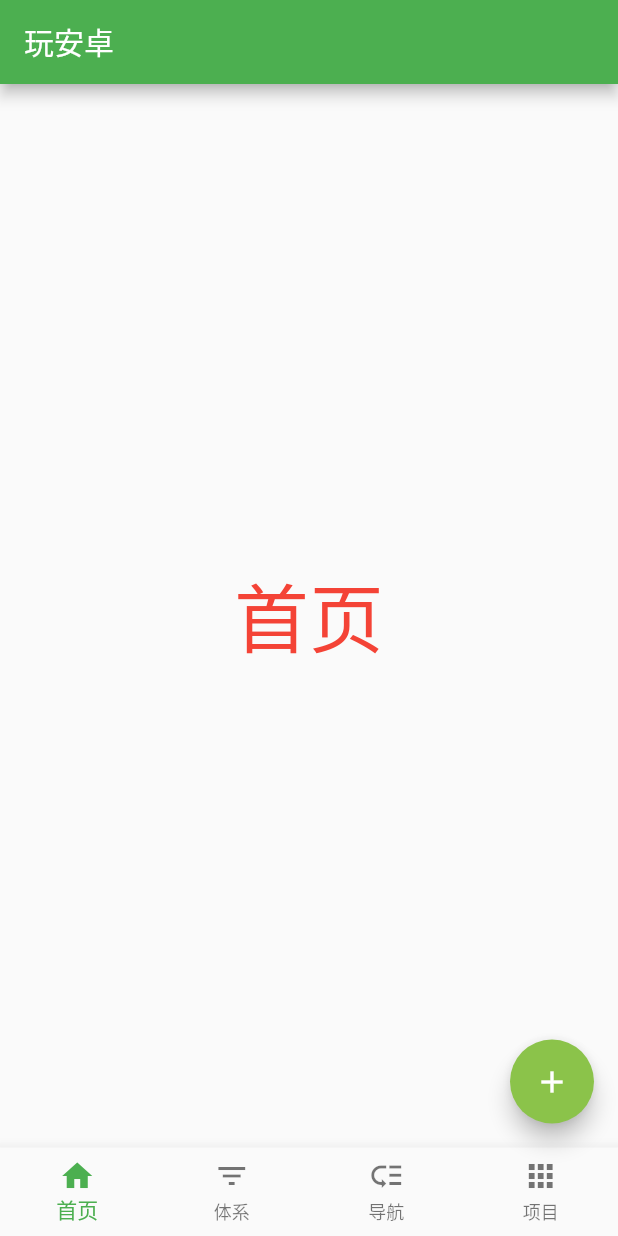
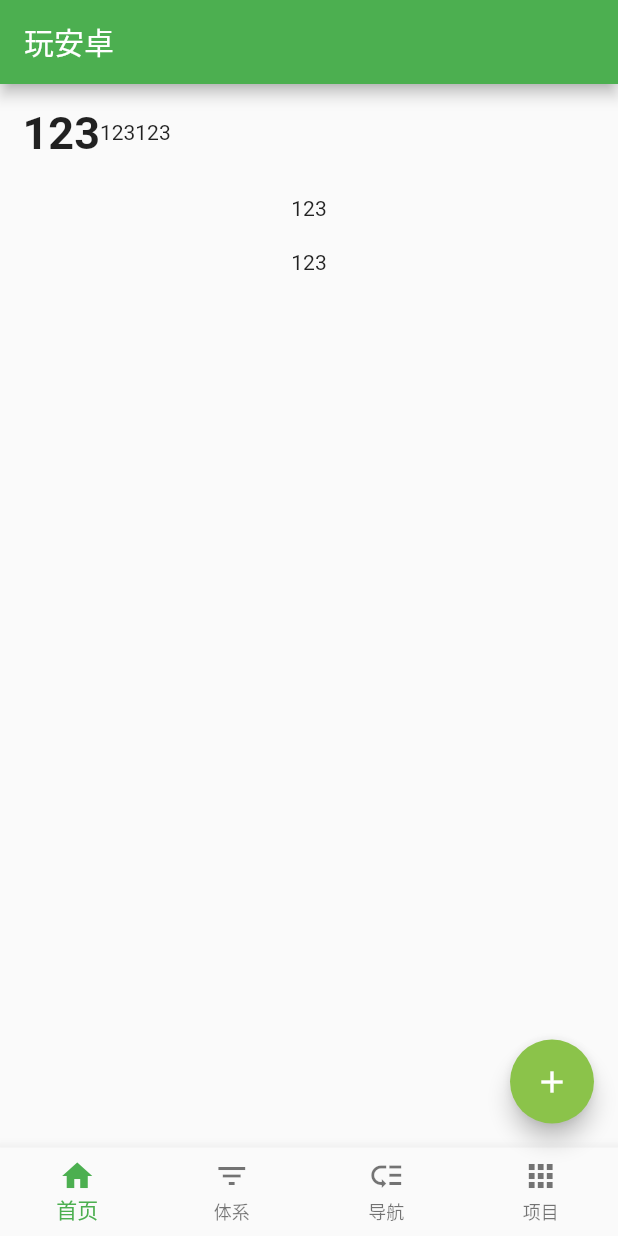
Before and after one commit to yechaoa/wanandroid_flutter, a Flutter app: the screen it shows after launch, on a phone screen of 412 x 824 dp. Run offline on Flutter 3.47's test engine with Material 2 defaults, Android fonts, the phone set to English and light mode, and no system bars; our stand-ins replace dio, fluttertoast; network calls fail.

Commit message:
首页相关

```diff
--- a/lib/pages/homePage.dart
+++ b/lib/pages/homePage.dart
@@ -1,12 +1,72 @@
+import 'dart:convert';
+
+import 'package:dio/dio.dart';
 import 'package:flutter/material.dart';
-import 'package:wanandroid_flutter/res/strings.dart';
 
-class HomePage extends StatelessWidget {
+class HomePage extends StatefulWidget {
+  HomePage({Key key}) : super(key: key);
+
+  @override
+  _HomePageState createState() => new _HomePageState();
+}
+
+class _HomePageState extends State<HomePage> {
+  List widgets = [];
+  String str = "123";
+  String name = "123";
+  String nick_name = "123";
+  String github = "123";
+
+  @override
+  void initState() {
+    super.initState();
+
+    getHttp();
+  }
+
+  void getHttp() async {
+    try {
+      Response response = await Dio().get("https://api.hencoder.com/author");
+      print(response);
+      Map<String, dynamic> user = json.decode(response.toString());
+
+      print('Howdy, ${user['name']}!');
+      print('We sent the verification link to ${user['github']}.');
+
+      setState(() {
+        str = response.toString();
+        name=user['name'];
+        nick_name=user['nick_name'];
+        github=user['github'];
+      });
+    } catch (e) {
+      print(e);
+    }
+  }
+
   @override
   Widget build(BuildContext context) {
-    return new Center(
-      child: new Text(YStrings.home,
-          style: TextStyle(fontSize: 50, color: Colors.red)),
+    return new Column(
+      mainAxisAlignment: MainAxisAlignment.start,
+      children: <Widget>[
+        new Padding(padding: new EdgeInsets.all(15.0), child: new Row(
+          mainAxisAlignment: MainAxisAlignment.start,
+          children: <Widget>[
+            new Text(name,style: TextStyle(fontWeight: FontWeight.bold,fontSize: 30)),
+            new Text(nick_name),
+            new Text(github),
+          ],
+        )),
+        new Padding(padding: new EdgeInsets.all(10.0), child: new Text(str)),
+        new Padding(padding: new EdgeInsets.all(10.0), child: new Text(str)),
+      ],
     );
   }
+
+  Widget getRow(int i) {
+    return new Padding(
+        padding: new EdgeInsets.all(10.0),
+        child: new Text("Row ${widgets[i]["name"]}"));
+  }
+
 }
--- a/pubspec.yaml
+++ b/pubspec.yaml
@@ -23,8 +23,11 @@ dependencies:
   # The following adds the Cupertino Icons font to your application.
   # Use with the CupertinoIcons class for iOS style icons.
   cupertino_icons: ^0.1.2
+
   # https://github.com/PonnamKarthik/FlutterToast---FlutterToast
   fluttertoast: ^3.0.4
+  # https://github.com/flutterchina/dio---Dio
+  dio: ^2.1.3
 
 dev_dependencies:
   flutter_test:
```
Also changed, not shown: lib/common/api.dart (added, +8 -0 lines), lib/model/userModel.dart (added), pubspec.lock.
